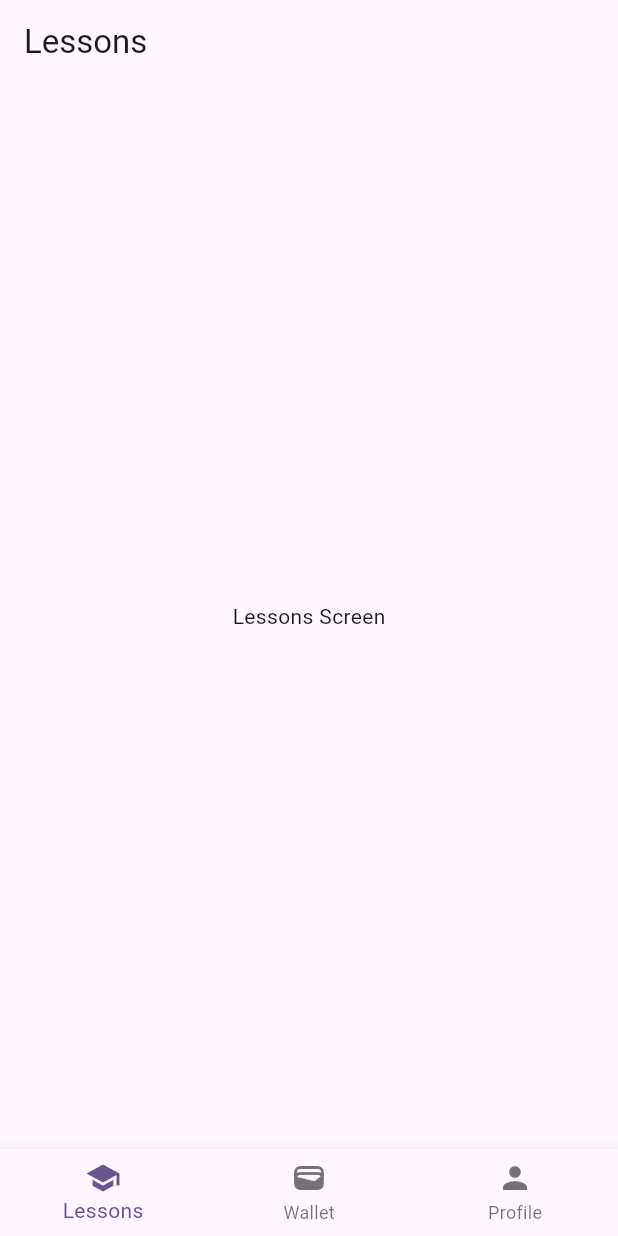
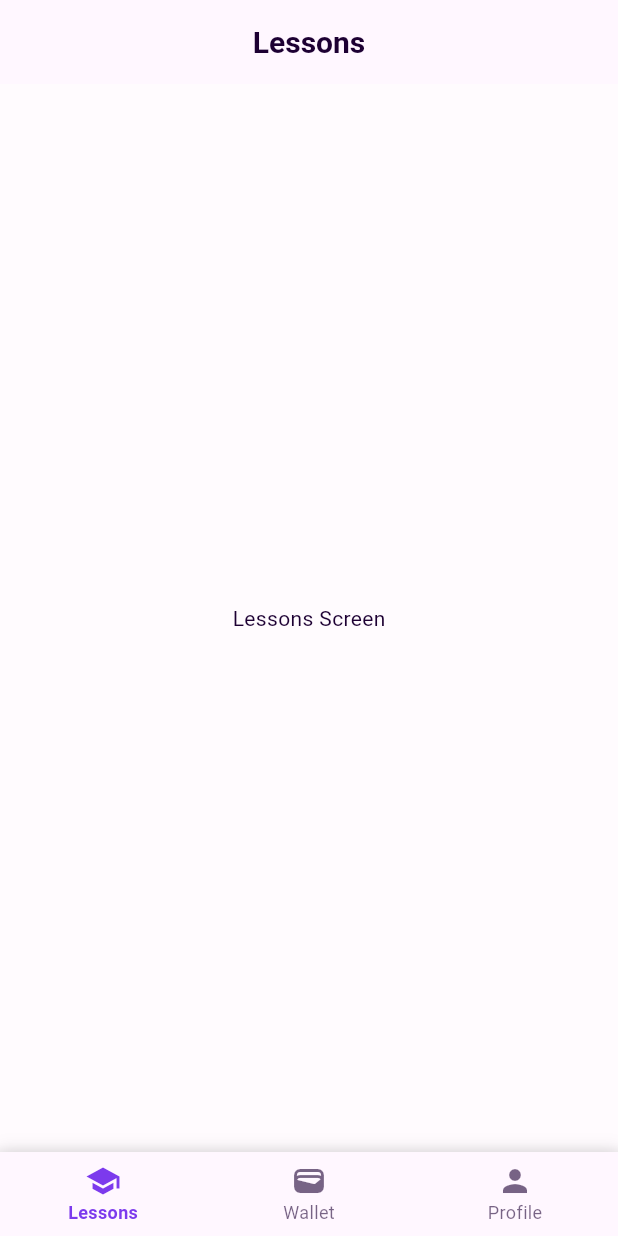
Before and after one commit to teasec4/crypto-lessons-practice-app, a Flutter app: the screen it shows after launch, on a phone screen of 412 x 824 dp. Run offline on Flutter 3.47's test engine with Material 3 defaults, Android fonts, the phone set to English and light mode, and no system bars; our stand-ins replace go_router.

Commit message:
app constatns and app theme

```diff
--- /dev/null
+++ b/lib/core/constants/app_colors.dart
@@ -0,0 +1,44 @@
+import 'package:flutter/material.dart';
+
+abstract class AppColors {
+  // Primary
+  static const Color primary = Color(0xFF7C3AED); // Deep Purple
+  static const Color primaryLight = Color(0xFFA78BFA);
+  static const Color primaryDark = Color(0xFF5B21B6);
+
+  // Secondary
+  static const Color secondary = Color(0xFF06B6D4); // Cyan
+  static const Color secondaryLight = Color(0xFF22D3EE);
+  static const Color secondaryDark = Color(0xFF0891B2);
+
+  // Neutral - Light Mode
+  static const Color lightBackground = Color(0xFFFFFBFE);
+  static const Color lightSurface = Color(0xFFFFF7FF);
+  static const Color lightOnSurface = Color(0xFF1D0033);
+  static const Color lightOutline = Color(0xFFD0BCFF);
+
+  // Neutral - Dark Mode
+  static const Color darkBackground = Color(0xFF0F0313);
+  static const Color darkSurface = Color(0xFF1A0D2D);
+  static const Color darkOnSurface = Color(0xFFFFF7FF);
+  static const Color darkOutline = Color(0xFF6E5B73);
+
+  // Semantic
+  static const Color success = Color(0xFF10B981);
+  static const Color error = Color(0xFFEF4444);
+  static const Color warning = Color(0xFFF59E0B);
+  static const Color info = Color(0xFF3B82F6);
+
+  // Gradient
+  static const LinearGradient primaryGradient = LinearGradient(
+    begin: Alignment.topLeft,
+    end: Alignment.bottomRight,
+    colors: [primary, primaryLight],
+  );
+
+  static const LinearGradient darkGradient = LinearGradient(
+    begin: Alignment.topLeft,
+    end: Alignment.bottomRight,
+    colors: [darkSurface, darkBackground],
+  );
+}
--- /dev/null
+++ b/lib/core/constants/app_constants.dart
@@ -0,0 +1,28 @@
+abstract class AppConstants {
+  // App Info
+  static const String appName = 'Crypto Trading Lessons';
+  static const String appVersion = '0.0.1';
+
+  // Durations
+  static const Duration shortAnimationDuration = Duration(milliseconds: 200);
+  static const Duration mediumAnimationDuration = Duration(milliseconds: 300);
+  static const Duration longAnimationDuration = Duration(milliseconds: 500);
+
+  // Padding & Spacing
+  static const double paddingXSmall = 4.0;
+  static const double paddingSmall = 8.0;
+  static const double paddingMedium = 16.0;
+  static const double paddingLarge = 24.0;
+  static const double paddingXLarge = 32.0;
+
+  // Border Radius
+  static const double radiusSmall = 8.0;
+  static const double radiusMedium = 12.0;
+  static const double radiusLarge = 16.0;
+  static const double radiusXLarge = 24.0;
+
+  // Elevation
+  static const double elevationSmall = 2.0;
+  static const double elevationMedium = 4.0;
+  static const double elevationLarge = 8.0;
+}
--- /dev/null
+++ b/lib/core/constants/app_themes.dart
@@ -0,0 +1,148 @@
+import 'package:flutter/material.dart';
+import 'app_colors.dart';
+
+abstract class AppThemes {
+  // Light Theme
+  static ThemeData lightTheme = ThemeData(
+    useMaterial3: true,
+    brightness: Brightness.light,
+    colorScheme: ColorScheme.fromSeed(
+      seedColor: AppColors.primary,
+      brightness: Brightness.light,
+      background: AppColors.lightBackground,
+      surface: AppColors.lightSurface,
+      onSurface: AppColors.lightOnSurface,
+      outline: AppColors.lightOutline,
+    ),
+    scaffoldBackgroundColor: AppColors.lightBackground,
+    appBarTheme: const AppBarTheme(
+      backgroundColor: AppColors.lightSurface,
+      foregroundColor: AppColors.lightOnSurface,
+      elevation: 0,
+      centerTitle: true,
+      titleTextStyle: TextStyle(
+        fontSize: 20,
+        fontWeight: FontWeight.w600,
+        color: AppColors.lightOnSurface,
+      ),
+    ),
+    bottomNavigationBarTheme: BottomNavigationBarThemeData(
+      backgroundColor: AppColors.lightSurface,
+      selectedItemColor: AppColors.primary,
+      unselectedItemColor: AppColors.lightOnSurface.withOpacity(0.6),
+      selectedLabelStyle: const TextStyle(
+        fontWeight: FontWeight.w600,
+        fontSize: 12,
+      ),
+      unselectedLabelStyle: const TextStyle(
+        fontWeight: FontWeight.w400,
+        fontSize: 12,
+      ),
+      elevation: 8,
+    ),
+    textTheme: const TextTheme(
+      headlineLarge: TextStyle(
+        fontSize: 32,
+        fontWeight: FontWeight.w700,
+        color: AppColors.lightOnSurface,
+      ),
+      headlineMedium: TextStyle(
+        fontSize: 28,
+        fontWeight: FontWeight.w600,
+        color: AppColors.lightOnSurface,
+      ),
+      headlineSmall: TextStyle(
+        fontSize: 24,
+        fontWeight: FontWeight.w600,
+        color: AppColors.lightOnSurface,
+      ),
+      bodyLarge: TextStyle(
+        fontSize: 16,
+        fontWeight: FontWeight.w400,
+        color: AppColors.lightOnSurface,
+      ),
+      bodyMedium: TextStyle(
+        fontSize: 14,
+        fontWeight: FontWeight.w400,
+        color: AppColors.lightOnSurface,
+      ),
+      bodySmall: TextStyle(
+        fontSize: 12,
+        fontWeight: FontWeight.w400,
+        color: AppColors.lightOnSurface,
+      ),
+    ),
+  );
+
+  // Dark Theme
+  static ThemeData darkTheme = ThemeData(
+    useMaterial3: true,
+    brightness: Brightness.dark,
+    colorScheme: ColorScheme.fromSeed(
+      seedColor: AppColors.primary,
+      brightness: Brightness.dark,
+      background: AppColors.darkBackground,
+      surface: AppColors.darkSurface,
+      onSurface: AppColors.darkOnSurface,
+      outline: AppColors.darkOutline,
+    ),
+    scaffoldBackgroundColor: AppColors.darkBackground,
+    appBarTheme: const AppBarTheme(
+      backgroundColor: AppColors.darkSurface,
+      foregroundColor: AppColors.darkOnSurface,
+      elevation: 0,
+      centerTitle: true,
+      titleTextStyle: TextStyle(
+        fontSize: 20,
+        fontWeight: FontWeight.w600,
+        color: AppColors.darkOnSurface,
+      ),
+    ),
+    bottomNavigationBarTheme: BottomNavigationBarThemeData(
+      backgroundColor: AppColors.darkSurface,
+      selectedItemColor: AppColors.primaryLight,
+      unselectedItemColor: AppColors.darkOnSurface.withOpacity(0.6),
+      selectedLabelStyle: const TextStyle(
+        fontWeight: FontWeight.w600,
+        fontSize: 12,
+      ),
+      unselectedLabelStyle: const TextStyle(
+        fontWeight: FontWeight.w400,
+        fontSize: 12,
+      ),
+      elevation: 8,
+    ),
+    textTheme: const TextTheme(
+      headlineLarge: TextStyle(
+        fontSize: 32,
+        fontWeight: FontWeight.w700,
+        color: AppColors.darkOnSurface,
+      ),
+      headlineMedium: TextStyle(
+        fontSize: 28,
+        fontWeight: FontWeight.w600,
+        color: AppColors.darkOnSurface,
+      ),
+      headlineSmall: TextStyle(
+        fontSize: 24,
+        fontWeight: FontWeight.w600,
+        color: AppColors.darkOnSurface,
+      ),
+      bodyLarge: TextStyle(
+        fontSize: 16,
+        fontWeight: FontWeight.w400,
+        color: AppColors.darkOnSurface,
+      ),
+      bodyMedium: TextStyle(
+        fontSize: 14,
+        fontWeight: FontWeight.w400,
+        color: AppColors.darkOnSurface,
+      ),
+      bodySmall: TextStyle(
+        fontSize: 12,
+        fontWeight: FontWeight.w400,
+        color: AppColors.darkOnSurface,
+      ),
+    ),
+  );
+}
--- /dev/null
+++ b/lib/core/constants/index.dart
@@ -0,0 +1,3 @@
+export 'app_colors.dart';
+export 'app_themes.dart';
+export 'app_constants.dart';
--- a/lib/core/widgets/main_shell.dart
+++ b/lib/core/widgets/main_shell.dart
@@ -1,6 +1,7 @@
 import 'package:flutter/material.dart';
 import 'package:go_router/go_router.dart';
 import 'package:crypto_trading_lessons/core/routing/app_router.dart';
+import 'package:crypto_trading_lessons/core/constants/app_colors.dart';
 
 class MainShell extends StatelessWidget {
   final Widget child;
@@ -12,9 +13,21 @@ class MainShell extends StatelessWidget {
 
   @override
   Widget build(BuildContext context) {
+    final isDark = Theme.of(context).brightness == Brightness.dark;
+
     return Scaffold(
       body: child,
-      bottomNavigationBar: BottomNavigationBar(
+      bottomNavigationBar: Container(
+        decoration: BoxDecoration(
+          boxShadow: [
+            BoxShadow(
+              color: Colors.black.withOpacity(isDark ? 0.3 : 0.1),
+              blurRadius: 8,
+              offset: const Offset(0, -2),
+            ),
+          ],
+        ),
+        child: BottomNavigationBar(
           currentIndex: _getCurrentIndex(context),
           onTap: (index) => _navigateTo(context, index),
           items: const [
@@ -31,6 +44,7 @@ class MainShell extends StatelessWidget {
               label: 'Profile',
             ),
           ],
+        ),
       ),
     );
   }
--- a/lib/main.dart
+++ b/lib/main.dart
@@ -1,5 +1,7 @@
 import 'package:flutter/material.dart';
 import 'package:crypto_trading_lessons/core/routing/app_router.dart';
+import 'package:crypto_trading_lessons/core/constants/app_themes.dart';
+import 'package:crypto_trading_lessons/core/constants/app_constants.dart';
 
 void main() {
   runApp(const MyApp());
@@ -11,11 +13,11 @@ class MyApp extends StatelessWidget {
   @override
   Widget build(BuildContext context) {
     return MaterialApp.router(
-      title: 'Crypto Trading Lessons',
-      theme: ThemeData(
-        colorScheme: ColorScheme.fromSeed(seedColor: Colors.deepPurple),
-        useMaterial3: true,
-      ),
+      title: AppConstants.appName,
+      theme: AppThemes.lightTheme,
+      darkTheme: AppThemes.darkTheme,
+      themeMode: ThemeMode.system,
+      debugShowCheckedModeBanner: false,
       routerConfig: AppRouter.router,
     );
   }
```
Lines whose indentation alone changed are shown as unchanged.
